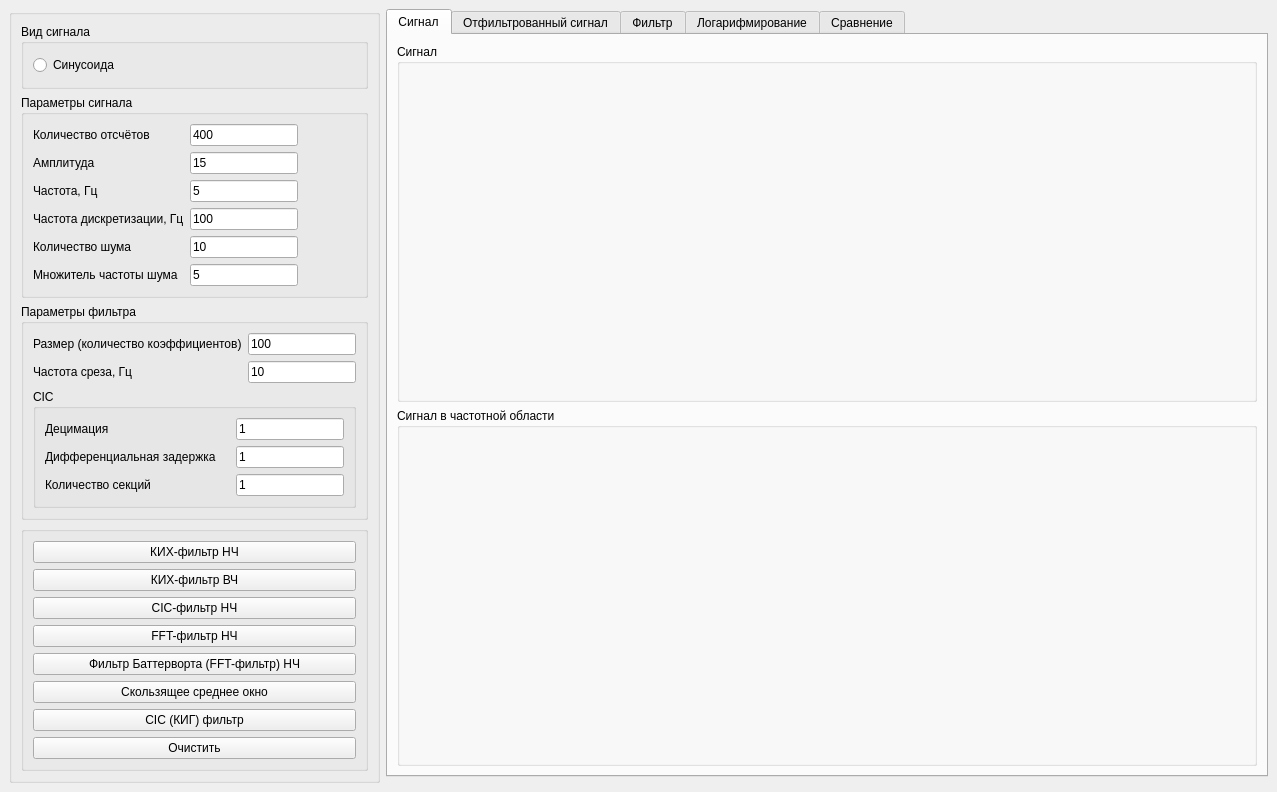
Above: Filters/mainwindow.ui from Yakovlev0309/CppFilters before the change. Below: the same form after it.
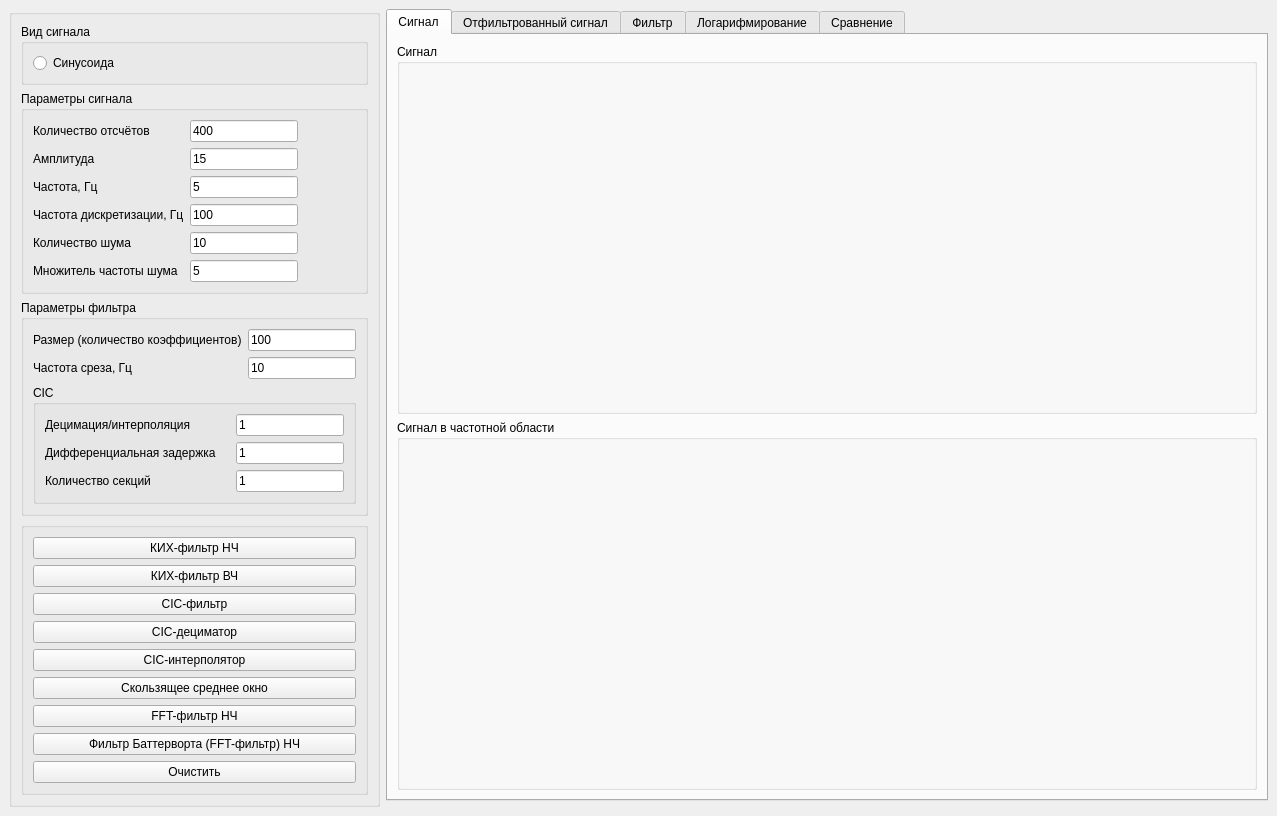
That is the form after the change. Custom widgets are drawn as their Qt base class.

Commit message: Добавление CIC-фильтра (децимация, интерполяция и скользящее среднее)

Diff of the .ui file:
```diff
--- a/Filters/mainwindow.ui
+++ b/Filters/mainwindow.ui
@@ -337,9 +337,30 @@
            </widget>
           </item>
           <item>
-           <widget class="QPushButton" name="lpCicFilter">
+           <widget class="QPushButton" name="cicFilter">
             <property name="text">
-             <string>CIC-фильтр НЧ</string>
+             <string>CIC-фильтр</string>
+            </property>
+           </widget>
+          </item>
+          <item>
+           <widget class="QPushButton" name="cicDecimator">
+            <property name="text">
+             <string>CIC-дециматор</string>
+            </property>
+           </widget>
+          </item>
+          <item>
+           <widget class="QPushButton" name="cicInterpolator">
+            <property name="text">
+             <string>CIC-интерполятор</string>
+            </property>
+           </widget>
+          </item>
+          <item>
+           <widget class="QPushButton" name="slidingWindowAverage">
+            <property name="text">
+             <string>Скользящее среднее окно</string>
             </property>
            </widget>
           </item>
@@ -357,20 +378,6 @@
             </property>
            </widget>
           </item>
-          <item>
-           <widget class="QPushButton" name="slidingWindowAverage">
-            <property name="text">
-             <string>Скользящее среднее окно</string>
-            </property>
-           </widget>
-          </item>
-          <item>
-           <widget class="QPushButton" name="cicFilter">
-            <property name="text">
-             <string>CIC (КИГ) фильтр</string>
-            </property>
-           </widget>
-          </item>
           <item>
            <widget class="QPushButton" name="clearGraphs">
             <property name="text">
@@ -469,7 +476,7 @@
              <item row="0" column="0">
               <widget class="QLabel" name="label_8">
                <property name="text">
-                <string>Децимация</string>
+                <string>Децимация/интерполяция</string>
                </property>
               </widget>
              </item>
```
The commit also changes 5 other files.
